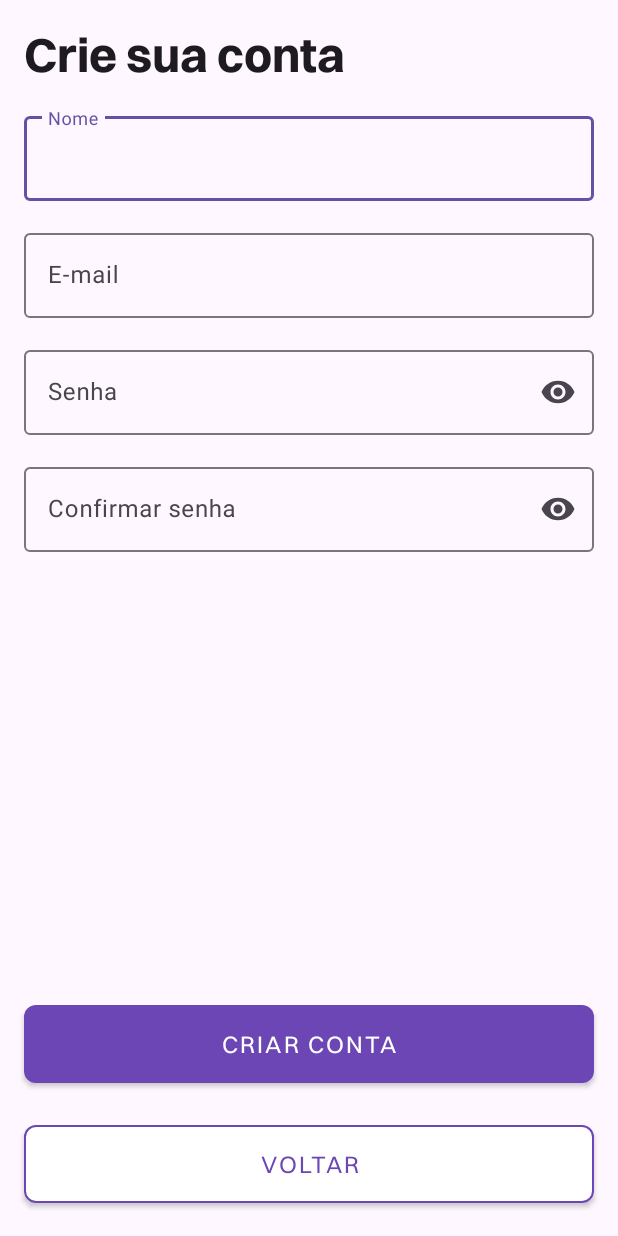
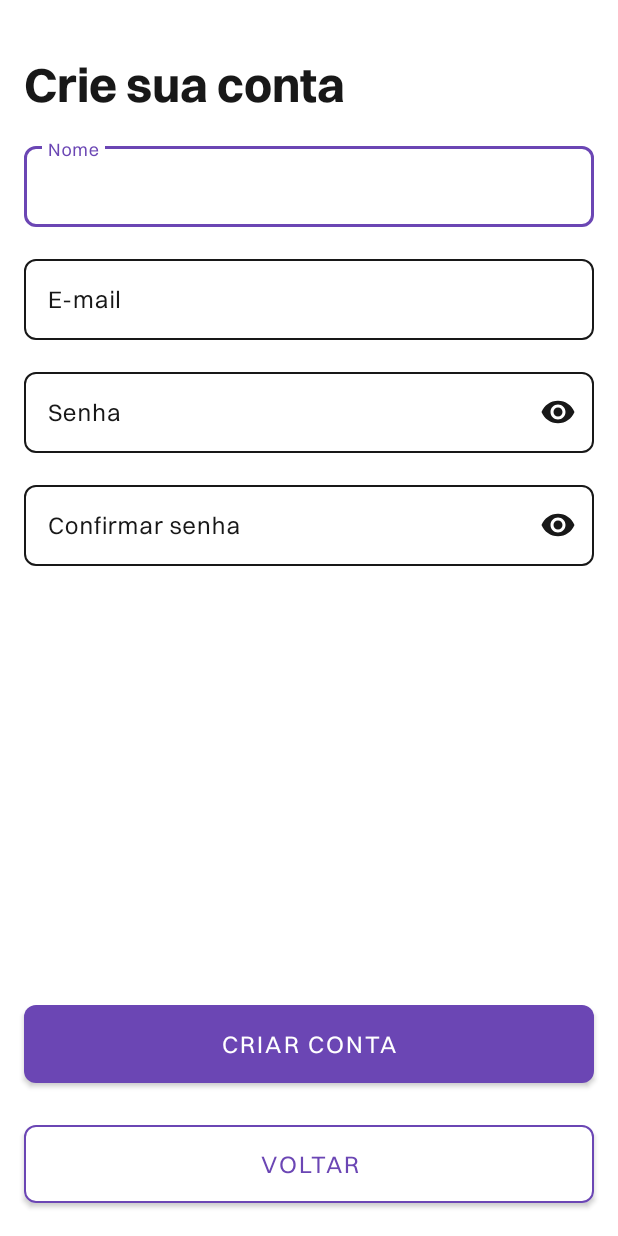
Before and after one commit to jeftomaz/Kotlist, an Android app: the SignUpActivity screen opened directly, with no data from a screen before it, on a phone screen of 412 x 824 dp. Run offline under Robolectric (Android 15) with nearby library versions, the phone set to English and light mode, and no system bars.

Commit message:
add: sign up screen and account creation logic + quality changes

```diff
--- a/app/build.gradle.kts
+++ b/app/build.gradle.kts
@@ -40,6 +40,7 @@ android {
 }
 
 dependencies {
+    implementation("org.mindrot:jbcrypt:0.4")
 
     implementation(libs.androidx.core.ktx)
     implementation(libs.androidx.appcompat)
--- a/app/src/main/AndroidManifest.xml
+++ b/app/src/main/AndroidManifest.xml
@@ -13,7 +13,7 @@
         android:theme="@style/Theme.Kotlist">
 
         <activity
-            android:name="com.example.kotlist.LoginActivity"
+            android:name="com.example.kotlist.layoutlogic.LoginActivity"
             android:exported="true">
             <intent-filter>
                 <action android:name="android.intent.action.MAIN" />
@@ -22,7 +22,7 @@
         </activity>
 
         <activity
-            android:name="com.example.kotlist.SignUpActivity"
+            android:name="com.example.kotlist.layoutlogic.SignUpActivity"
             android:exported="false">
         </activity>
     </application>
--- a/app/src/main/java/com/example/kotlist/SignUpActivity.kt
+++ /dev/null
@@ -1,44 +0,0 @@
-package com.example.kotlist
-
-import android.content.Intent
-import android.graphics.Color
-import android.os.Bundle
-import androidx.activity.SystemBarStyle
-import androidx.activity.enableEdgeToEdge
-import androidx.appcompat.app.AppCompatActivity
-import androidx.core.view.ViewCompat
-import androidx.core.view.WindowInsetsCompat
-import com.example.kotlist.databinding.ActivityLoginBinding
-import com.example.kotlist.databinding.ActivitySignupBinding
-
-class SignUpActivity : AppCompatActivity() {
-    private lateinit var binding: ActivitySignupBinding
-
-    override fun onCreate(savedInstanceState: Bundle?) {
-        super.onCreate(savedInstanceState)
-        enableEdgeToEdge(
-            statusBarStyle = SystemBarStyle.light(
-                Color.TRANSPARENT, Color.TRANSPARENT
-            ),
-            navigationBarStyle = SystemBarStyle.light(
-                Color.TRANSPARENT, Color.TRANSPARENT
-            )
-        )
-
-        // ViewBinding configuration
-        binding = ActivitySignupBinding.inflate(layoutInflater)
-        setContentView(binding.root)
-
-        ViewCompat.setOnApplyWindowInsetsListener(binding.signupMain) { v, insets ->
-            val systemBars = insets.getInsets(WindowInsetsCompat.Type.systemBars())
-            v.setPadding(systemBars.left, systemBars.top, systemBars.right, systemBars.bottom)
-            insets
-        }
-
-        binding.signupBackButton.setOnClickListener {
-            val intent = Intent(this, LoginActivity::class.java)
-            startActivity(intent)
-            overridePendingTransition(R.anim.slide_in_left_to_right, R.anim.slide_out_left_to_right)
-        }
-    }
-}
--- /dev/null
+++ b/app/src/main/res/color/input_color_set.xml
@@ -0,0 +1,5 @@
+<?xml version="1.0" encoding="utf-8"?>
+<selector xmlns:android="http://schemas.android.com/apk/res/android">
+    <item android:state_focused="true" android:color="@color/primary" />
+    <item android:color="@color/softBlack" />
+</selector>
--- a/app/src/main/res/layout/activity_signup.xml
+++ b/app/src/main/res/layout/activity_signup.xml
@@ -3,87 +3,99 @@
     android:id="@+id/signup_main"
     android:layout_width="match_parent"
     android:layout_height="match_parent"
+    android:background="@color/white"
     xmlns:app="http://schemas.android.com/apk/res-auto">
 
     <TextView
-        android:id="@+id/signup_screen_label"
+        android:id="@+id/signup_screen_title"
         android:layout_width="match_parent"
         android:layout_height="wrap_content"
         android:text="Crie sua conta"
-        android:layout_margin="@dimen/margin_medium"
+        android:textColor="@color/softBlack"
+        android:layout_marginTop="@dimen/margin_large"
+        android:layout_marginLeft="@dimen/margin_medium"
+        android:layout_marginRight="@dimen/margin_medium"
         app:layout_constraintTop_toTopOf="parent"
         app:layout_constraintStart_toStartOf="parent"
         app:layout_constraintEnd_toEndOf="parent"
         style="@style/Widget.App.Heading1"/>
 
     <com.google.android.material.textfield.TextInputLayout
-        android:id="@+id/signup_name_input"
+        android:id="@+id/signup_name_input_wrapper"
         android:layout_width="match_parent"
         android:layout_height="wrap_content"
         android:layout_margin="@dimen/margin_medium"
-        app:layout_constraintTop_toBottomOf="@id/signup_screen_label"
-        app:layout_constraintBottom_toTopOf="@id/signup_email_input"
+        android:hint="Nome"
+        style="@style/Widget.App.InputWrapper"
+        app:layout_constraintTop_toBottomOf="@id/signup_screen_title"
+        app:layout_constraintBottom_toTopOf="@id/signup_email_input_wrapper"
         app:layout_constraintStart_toStartOf="parent"
-        app:layout_constraintEnd_toEndOf="parent"
-        android:hint="Nome">
+        app:layout_constraintEnd_toEndOf="parent">
 
         <com.google.android.material.textfield.TextInputEditText
+            android:id="@+id/signup_name_input"
             android:layout_width="match_parent"
-            android:layout_height="wrap_content"/>
-        <!--            android:fontFamily="@font/switzer_regular"/>-->
+            android:layout_height="wrap_content"
+            style="@style/Widget.App.Input" />
     </com.google.android.material.textfield.TextInputLayout>
 
     <com.google.android.material.textfield.TextInputLayout
-        android:id="@+id/signup_email_input"
+        android:id="@+id/signup_email_input_wrapper"
         android:layout_width="match_parent"
         android:layout_height="wrap_content"
         android:layout_margin="@dimen/margin_medium"
-        app:layout_constraintTop_toBottomOf="@id/signup_screen_label"
-        app:layout_constraintBottom_toTopOf="@id/signup_password_input"
+        android:hint="E-mail"
+        style="@style/Widget.App.InputWrapper"
+        app:layout_constraintTop_toBottomOf="@id/signup_name_input_wrapper"
         app:layout_constraintStart_toStartOf="parent"
-        app:layout_constraintEnd_toEndOf="parent"
-        android:hint="E-mail">
+        app:layout_constraintEnd_toEndOf="parent">
 
         <com.google.android.material.textfield.TextInputEditText
+            android:id="@+id/signup_email_input"
             android:layout_width="match_parent"
-            android:layout_height="wrap_content"/>
-        <!--            android:fontFamily="@font/switzer_regular"/>-->
+            android:layout_height="wrap_content"
+            android:inputType="textEmailAddress"
+            style="@style/Widget.App.Input" />
     </com.google.android.material.textfield.TextInputLayout>
 
     <com.google.android.material.textfield.TextInputLayout
-        android:id="@+id/signup_password_input"
+        android:id="@+id/signup_password_input_wrapper"
         android:layout_width="match_parent"
         android:layout_height="wrap_content"
-        app:layout_constraintTop_toBottomOf="@id/signup_email_input"
+        android:hint="Senha"
+        app:endIconMode="password_toggle"
+        style="@style/Widget.App.InputWrapper"
+        app:layout_constraintTop_toBottomOf="@id/signup_email_input_wrapper"
         app:layout_constraintStart_toStartOf="parent"
         app:layout_constraintEnd_toEndOf="parent"
-        android:layout_margin="@dimen/margin_medium"
-        android:hint="Senha"
-        app:endIconMode="password_toggle">
+        android:layout_margin="@dimen/margin_medium">
 
         <com.google.android.material.textfield.TextInputEditText
+            android:id="@+id/signup_password_input"
             android:layout_width="match_parent"
             android:layout_height="wrap_content"
-            android:inputType="textPassword"/>
-        <!--            android:fontFamily="@font/switzer_regular" />-->
+            android:inputType="textPassword"
+            style="@style/Widget.App.Input" />
     </com.google.android.material.textfield.TextInputLayout>
 
     <com.google.android.material.textfield.TextInputLayout
-        android:id="@+id/signup_confirm_password_input"
+        android:id="@+id/signup_confirm_password_input_wrapper"
         android:layout_width="match_parent"
         android:layout_height="wrap_content"
-        app:layout_constraintTop_toBottomOf="@id/signup_password_input"
+        android:hint="Confirmar senha"
+        app:endIconMode="password_toggle"
+        style="@style/Widget.App.InputWrapper"
+        app:layout_constraintTop_toBottomOf="@id/signup_password_input_wrapper"
         app:layout_constraintStart_toStartOf="parent"
         app:layout_constraintEnd_toEndOf="parent"
-        android:layout_margin="@dimen/margin_medium"
-        android:hint="Confirmar senha"
-        app:endIconMode="password_toggle">
+        android:layout_margin="@dimen/margin_medium">
 
         <com.google.android.material.textfield.TextInputEditText
+            android:id="@+id/signup_confirm_password_input"
             android:layout_width="match_parent"
             android:layout_height="wrap_content"
-            android:inputType="textPassword"/>
-        <!--            android:fontFamily="@font/switzer_regular" />-->
+            android:inputType="textPassword"
+            style="@style/Widget.App.Input" />
     </com.google.android.material.textfield.TextInputLayout>
 
     <com.google.android.material.button.MaterialButton
--- a/app/src/main/res/values/colors.xml
+++ b/app/src/main/res/values/colors.xml
@@ -7,6 +7,8 @@
 
     <color name="primary">#6B46B4</color>
 
+    <color name="inputError">#FF6666</color>
+
     <color name="primaryButtonRipple">#472C7C</color>
     <color name="secondaryButtonRipple">#BCBCBC</color>
 </resources>
--- a/app/src/main/res/values/styles.xml
+++ b/app/src/main/res/values/styles.xml
@@ -1,16 +1,33 @@
 <?xml version="1.0" encoding="utf-8"?>
 <resources>
-    <style name="Widget.App.Heading1" parent="Widget.MaterialComponents.TextInputLayout.OutlinedBox">
+    <style name="Widget.App.Heading1" parent="TextAppearance.Material3.HeadlineLarge">
         <item name="android:textSize">32sp</item>
         <item name="android:textStyle">bold</item>
         <item name="fontFamily">@font/switzer_bold</item>
     </style>
 
-    <style name="Widget.App.InputWrapper" parent="Widget.MaterialComponents.TextInputLayout.OutlinedBox">
+    <style name="Widget.App.InputWrapper" parent="Widget.Material3.TextInputLayout.OutlinedBox">
+        <item name="boxStrokeColor">@color/input_color_set</item>
+
+        <item name="android:textColorHint">@color/input_color_set</item>
+        <item name="hintTextColor">@color/input_color_set</item>
+
+        <item name="endIconTint">@color/input_color_set</item>
+
+        <item name="boxStrokeErrorColor">@color/inputError</item>
+        <item name="errorTextColor">@color/inputError</item>
+        <item name="errorIconTint">@color/inputError</item>
+
+        <item name="android:fontFamily">@font/switzer_regular</item>
         <item name="boxCornerRadiusTopStart">8dp</item>
         <item name="boxCornerRadiusTopEnd">8dp</item>
         <item name="boxCornerRadiusBottomStart">8dp</item>
         <item name="boxCornerRadiusBottomEnd">8dp</item>
+    </style>
+
+    <style name="Widget.App.Input" parent="Widget.Material3.TextInputEditText.OutlinedBox">
+        <item name="fontFamily">@font/switzer_regular</item>
+        <item name="android:textColor">@color/softBlack</item>
     </style>
 
     <style name="Widget.App.Button.Primary" parent="Widget.MaterialComponents.Button">
```
Also changed, not shown: app/src/main/java/com/example/kotlist/LoginActivity.kt (deleted, +0 -44 lines), app/src/main/java/com/example/kotlist/data/model/User.kt (added, +7 -0 lines), app/src/main/java/com/example/kotlist/data/repository/UserRepository.kt (added, +17 -0 lines), app/src/main/java/com/example/kotlist/layoutlogic/LoginActivity.kt (added, +85 -0 lines), app/src/main/java/com/example/kotlist/layoutlogic/SignUpActivity.kt (added, +109 -0 lines), app/src/main/java/com/example/kotlist/util/PasswordHasher.kt (added, +17 -0 lines), app/src/main/res/drawable/logo_kotlist.xml (added, +33 -0 lines), app/src/main/res/layout/activity_login.xml (+15 -11 lines).
